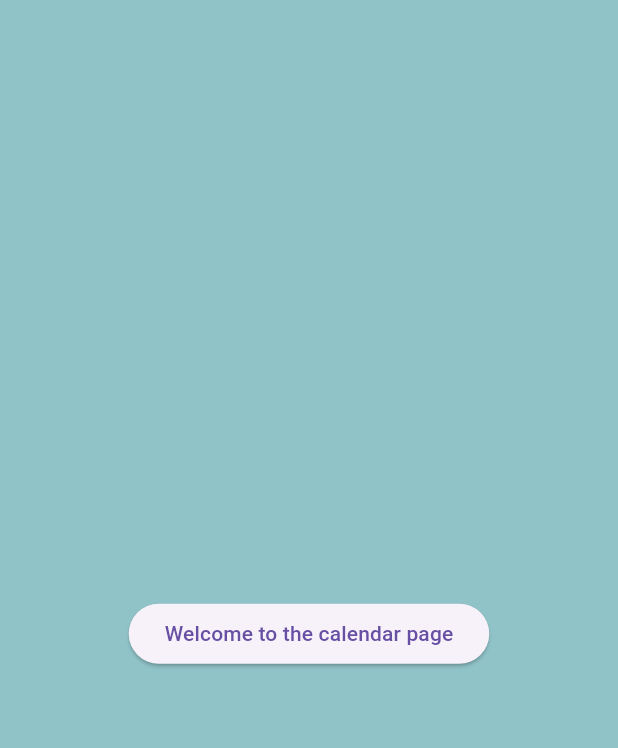
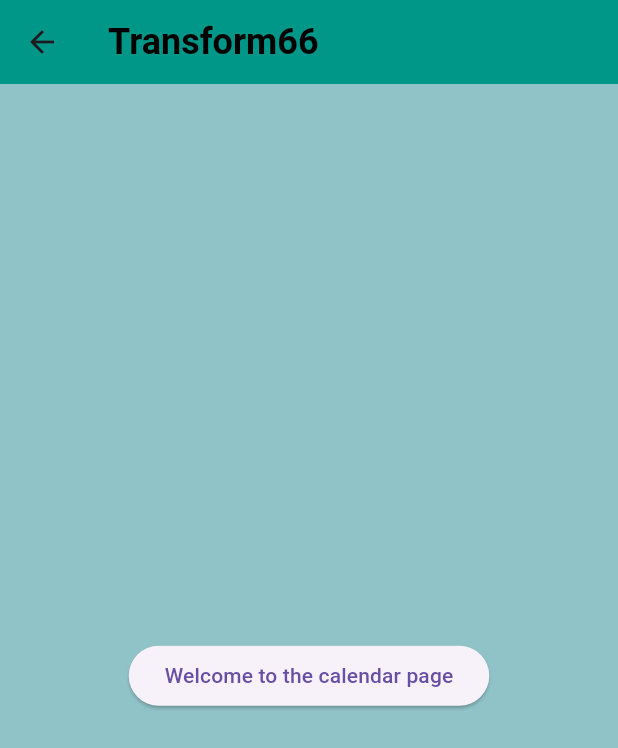
Before and after one commit to AugustanaCSC490Spring2024/Osprey, a Flutter app: the Calendar screen opened directly, on a phone screen of 412 x 824 dp. Shown: the top 748 px of the screen. Run offline on Flutter 3.47's test engine with Material 3 defaults, Android fonts, the phone set to English and light mode, and no system bars; our stand-ins replace firebase_auth, firebase_core; accounts and stored records are empty.

Commit message:
added back button to calendar page

```diff
--- a/transform66/lib/pages/calendar_page.dart
+++ b/transform66/lib/pages/calendar_page.dart
@@ -25,7 +25,23 @@ class Calendar extends StatelessWidget {
   @override
   Widget build(BuildContext context){
     return Scaffold(
-      appBar: null,
+      appBar: AppBar(
+        title: const Text(
+          'Transform66',
+          style: TextStyle(
+            color: Colors.black,
+            fontSize: 24,
+            fontWeight: FontWeight.bold,
+          ),
+        ),
+        backgroundColor: Colors.teal,
+        leading: IconButton(
+          icon: const Icon(Icons.arrow_back),
+          onPressed: () {
+            Navigator.pop(context);
+          },
+        ),
+      ),
     body: Container(
       height: double.infinity,
       width: double.infinity,
```
